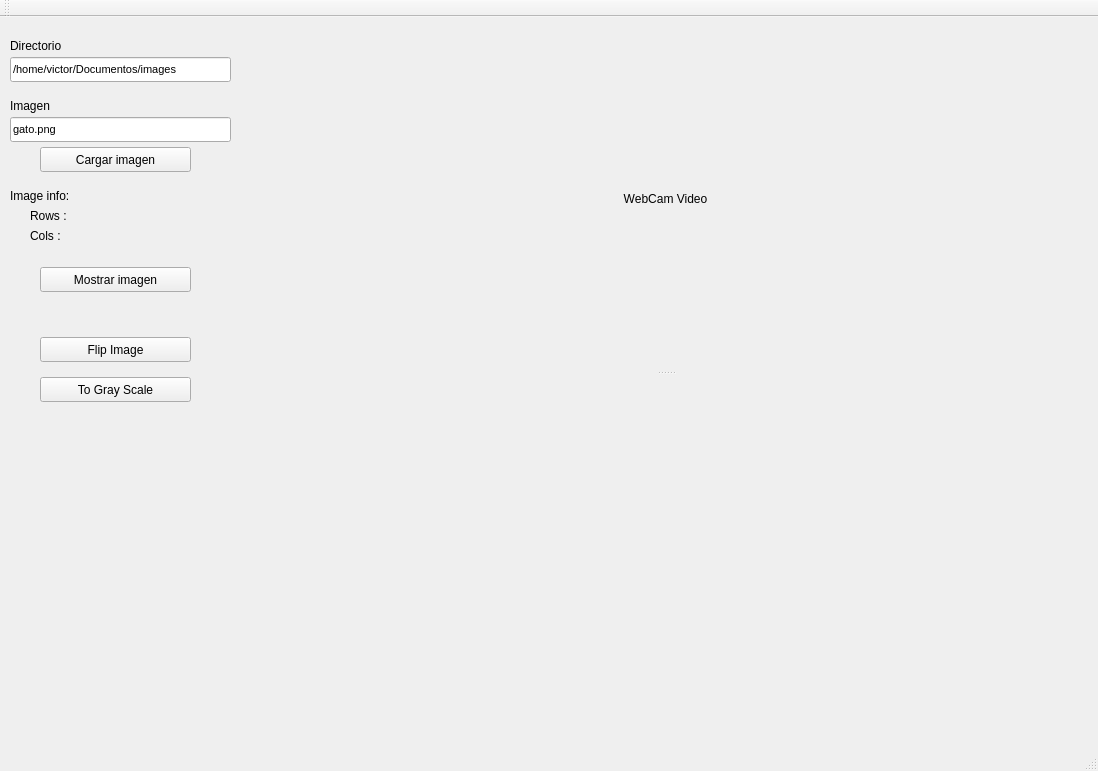
Old version of the form mainwindow.ui in the repository vLabayen/giltzacls.
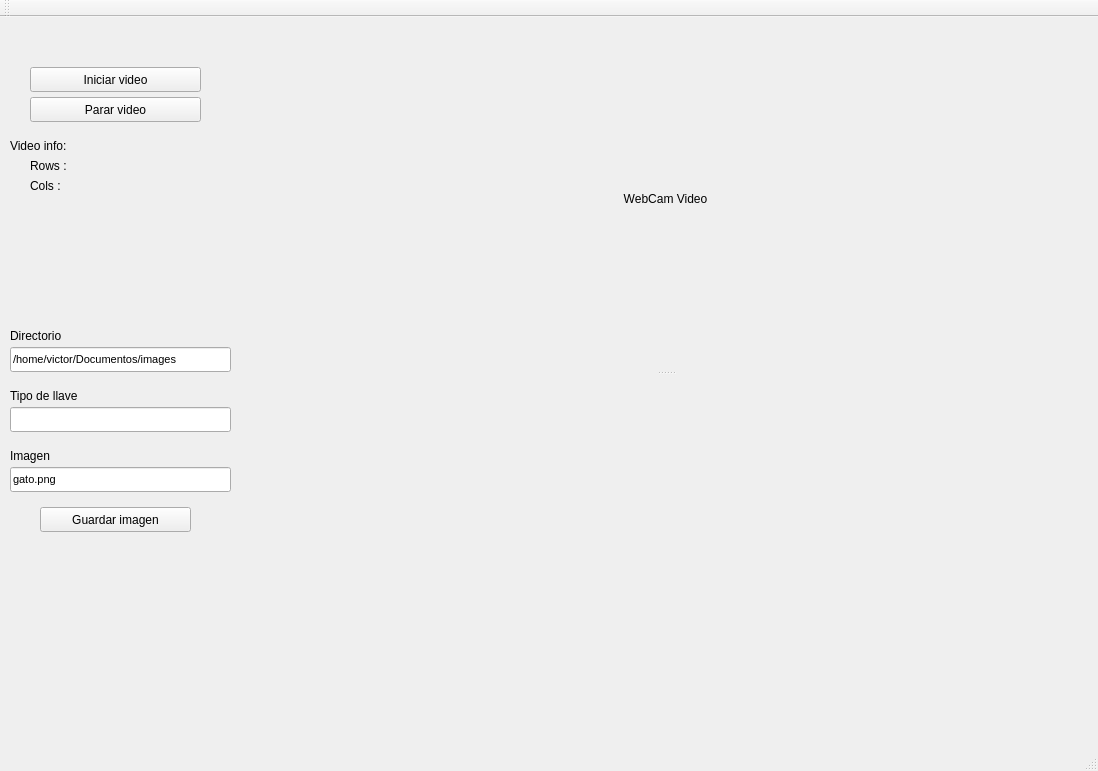
New version of the form.

Commit message: interfaz original

What changed in the file:
```diff
--- a/mainwindow.ui
+++ b/mainwindow.ui
@@ -17,21 +17,21 @@
    <widget class="QPushButton" name="loadImage_pushButton">
     <property name="geometry">
      <rect>
-      <x>40</x>
-      <y>130</y>
-      <width>151</width>
+      <x>30</x>
+      <y>50</y>
+      <width>171</width>
       <height>25</height>
      </rect>
     </property>
     <property name="text">
-     <string>Cargar imagen</string>
+     <string>Iniciar video</string>
     </property>
    </widget>
    <widget class="QLineEdit" name="imageInput_lineEdit">
     <property name="geometry">
      <rect>
       <x>10</x>
-      <y>100</y>
+      <y>450</y>
       <width>221</width>
       <height>25</height>
      </rect>
@@ -49,7 +49,7 @@
     <property name="geometry">
      <rect>
       <x>10</x>
-      <y>40</y>
+      <y>330</y>
       <width>221</width>
       <height>25</height>
      </rect>
@@ -67,7 +67,7 @@
     <property name="geometry">
      <rect>
       <x>10</x>
-      <y>20</y>
+      <y>310</y>
       <width>71</width>
       <height>17</height>
      </rect>
@@ -80,7 +80,7 @@
     <property name="geometry">
      <rect>
       <x>10</x>
-      <y>80</y>
+      <y>430</y>
       <width>71</width>
       <height>17</height>
      </rect>
@@ -93,46 +93,46 @@
     <property name="geometry">
      <rect>
       <x>40</x>
-      <y>250</y>
+      <y>490</y>
       <width>151</width>
       <height>25</height>
      </rect>
     </property>
     <property name="text">
-     <string>Mostrar imagen</string>
+     <string>Guardar imagen</string>
     </property>
    </widget>
    <widget class="QLabel" name="label_4">
     <property name="geometry">
      <rect>
       <x>10</x>
-      <y>170</y>
+      <y>120</y>
       <width>81</width>
       <height>17</height>
      </rect>
     </property>
     <property name="text">
-     <string>Image info:</string>
+     <string>Video info:</string>
     </property>
    </widget>
    <widget class="QLabel" name="rowsInfo_label">
     <property name="geometry">
      <rect>
       <x>30</x>
-      <y>190</y>
+      <y>140</y>
       <width>161</width>
       <height>17</height>
      </rect>
     </property>
     <property name="text">
-     <string>Rows : </string>
+     <string>Rows :</string>
     </property>
    </widget>
    <widget class="QLabel" name="colsInfo_label">
     <property name="geometry">
      <rect>
       <x>30</x>
-      <y>210</y>
+      <y>160</y>
       <width>161</width>
       <height>17</height>
      </rect>
@@ -141,30 +141,40 @@
      <string>Cols :</string>
     </property>
    </widget>
-   <widget class="QPushButton" name="flipImage_pushButton">
+   <widget class="QLineEdit" name="keyInput_lineEdit">
     <property name="geometry">
      <rect>
-      <x>40</x>
-      <y>320</y>
-      <width>151</width>
+      <x>10</x>
+      <y>390</y>
+      <width>221</width>
       <height>25</height>
      </rect>
     </property>
+   </widget>
+   <widget class="QLabel" name="label_5">
+    <property name="geometry">
+     <rect>
+      <x>10</x>
+      <y>370</y>
+      <width>101</width>
+      <height>17</height>
+     </rect>
+    </property>
     <property name="text">
-     <string>Flip Image</string>
+     <string>Tipo de llave</string>
     </property>
    </widget>
    <widget class="QPushButton" name="toGrayScale_pushButton">
     <property name="geometry">
      <rect>
-      <x>40</x>
-      <y>360</y>
-      <width>151</width>
+      <x>30</x>
+      <y>80</y>
+      <width>171</width>
       <height>25</height>
      </rect>
     </property>
     <property name="text">
-     <string>To Gray Scale</string>
+     <string>Parar video</string>
     </property>
    </widget>
    <widget class="QSplitter" name="splitter">
```
Left out of the diff: 6 changed lines with no effect on the pictures. The commit also changes 2 other files.
